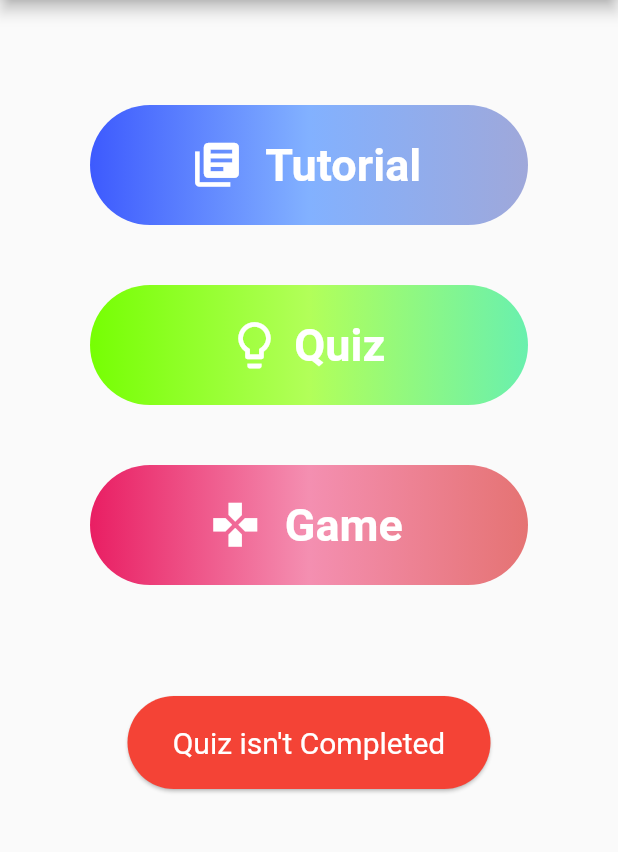
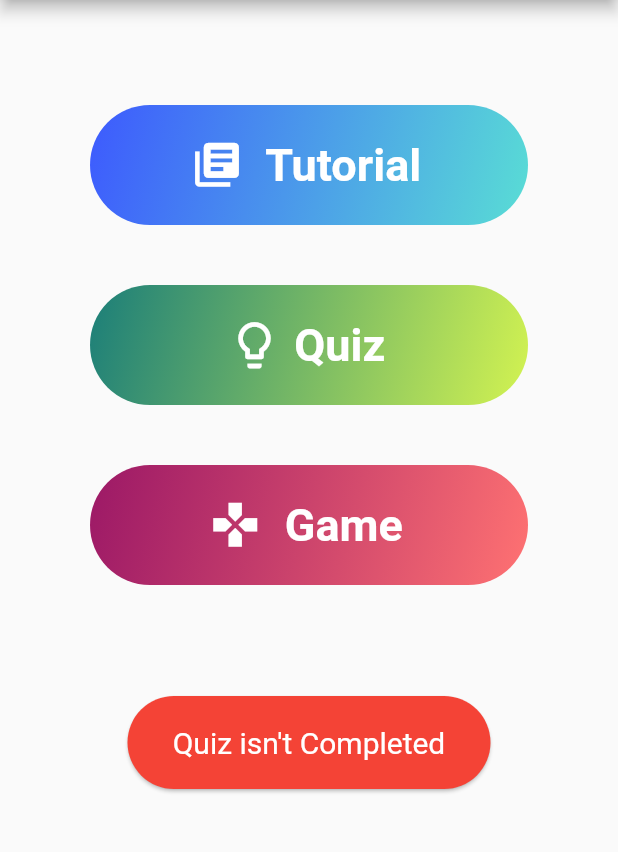
Before and after one commit to Shaunmak1214/Fractastic, a Flutter app: the Chapter1OptionPage screen opened directly, on a phone screen of 412 x 824 dp, the part 84-936 px from its top. Run offline on Flutter 3.47's test engine with Material 2 defaults, Android fonts, the phone set to English and light mode, and no system bars; our stand-ins replace bottom_navy_bar, cached_network_image, cloud_firestore, firebase_auth, firebase_storage, fluttertoast and 6 more; accounts and stored records are empty.

Commit message:
updated some design

```diff
--- a/lib/ui/home/Chapter1OptionPage.dart
+++ b/lib/ui/home/Chapter1OptionPage.dart
@@ -37,15 +37,10 @@ class _Chapter1OptionPageState extends State<Chapter1OptionPage> {
                 width: double.infinity,
                 height: 80,
                 decoration: BoxDecoration(
-                  gradient: LinearGradient(
-                    colors: <Color>[
-                      Color(0xFF3D5AFE),
-                      Color(0xFF82B1FF),
-                      Color(0xFF9FA8DA),
-                    ],
-                    begin: Alignment.centerLeft,
-                    end: Alignment.centerRight,
-                  ),
+                  gradient: LinearGradient(colors: <Color>[
+                    Color(0xFF3D5AFE),
+                    Color(0xFF59DDD5),
+                  ], begin: Alignment.topLeft, end: Alignment.bottomRight),
                   borderRadius: BorderRadius.circular(60),
                 ),
                 child: FlatButton.icon(
@@ -75,12 +70,12 @@ class _Chapter1OptionPageState extends State<Chapter1OptionPage> {
                   decoration: BoxDecoration(
                     gradient: LinearGradient(
                       colors: <Color>[
-                        Color(0xFF76FF03),
-                        Color(0xFFB2FF59),
-                        Color(0xFF69F0AE),
+                        Color(0xFF1B7E79),
+                        //Color(0xFFB2FF59),
+                        Color(0xFFD3F351),
                       ],
-                      begin: Alignment.centerLeft,
-                      end: Alignment.centerRight,
+                      begin: Alignment.topLeft,
+                      end: Alignment.bottomRight,
                     ),
                     borderRadius: BorderRadius.circular(60),
                   ),
@@ -120,12 +115,12 @@ class _Chapter1OptionPageState extends State<Chapter1OptionPage> {
                 decoration: BoxDecoration(
                   gradient: LinearGradient(
                     colors: <Color>[
-                      Color(0xFFE91E63),
-                      Color(0xFFF48FB1),
-                      Color(0xFFE57373),
+                      Color(0xFF1960B5E),
+                      //Color(0xFFF48FB1),
+                      Color(0xFFFF7272),
                     ],
-                    begin: Alignment.centerLeft,
-                    end: Alignment.centerRight,
+                    begin: Alignment.topLeft,
+                    end: Alignment.bottomRight,
                   ),
                   borderRadius: BorderRadius.circular(60),
                 ),
```
Also changed, not shown: lib/ui/home/Chapter2OptionPage.dart (+10 -16 lines), lib/ui/home/Chapter3OptionPage.dart (+4 -10 lines), lib/ui/home/ClassTile.dart (+10 -1 lines), lib/ui/home/DropDownMenu.dart (+12 -11 lines), lib/ui/home/QuizResult.dart (+21 -7 lines), lib/ui/home/StudentList.dart (+5 -2 lines), 1 other file.
